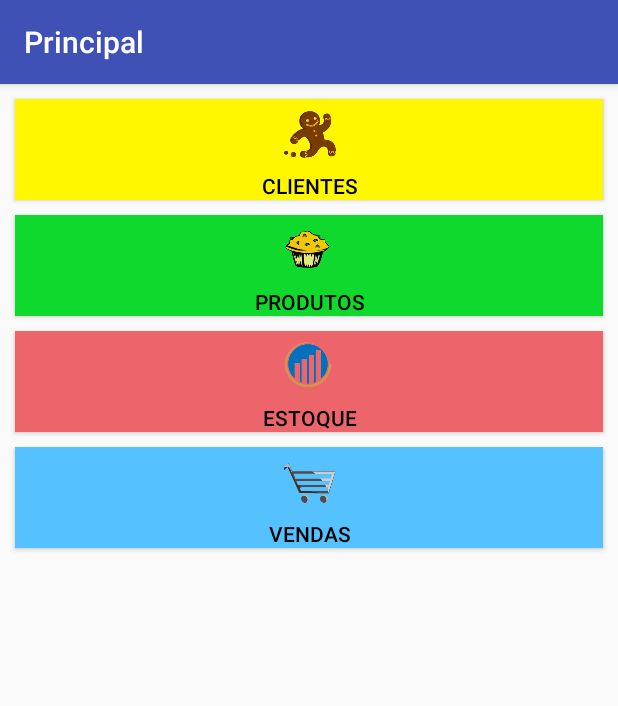
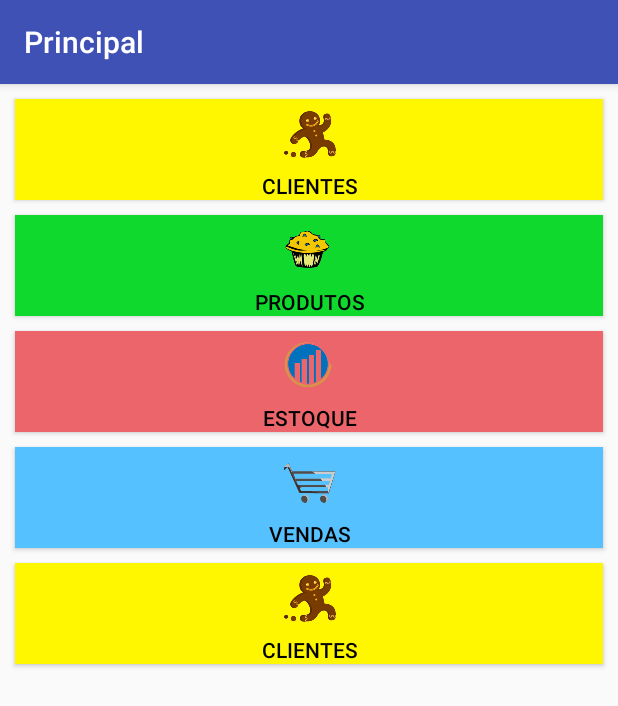
Before and after one commit to luisfernandomassaneiro/CandyManager, an Android app: the screen it shows after launch (PrincipalActivity), on a phone screen of 412 x 824 dp. Shown: the top 706 px of the screen. Run offline under Robolectric (Android 15) with nearby library versions, the phone set to English and light mode, and no system bars.

Commit message:
Continuação da tela de pesquisa de clientes

```diff
--- a/app/src/main/java/br/senai/sc/tcc/candymanager/PesquisaClienteActivity.java
+++ b/app/src/main/java/br/senai/sc/tcc/candymanager/PesquisaClienteActivity.java
@@ -9,6 +9,7 @@ import android.widget.EditText;
 
 import com.getbase.floatingactionbutton.FloatingActionButton;
 
+import java.util.ArrayList;
 import java.util.List;
 
 import br.senai.sc.tcc.candymanager.adapters.PedidoItemAdapter;
@@ -22,7 +23,7 @@ public class PesquisaClienteActivity extends AppCompatActivity implements View.O
     RecyclerView recyclerView;
     PesquisaClienteAdapter pesquisaClienteAdapter;
     RecyclerView.LayoutManager layout;
-    private List<Cliente> lClientes;
+    private List<Cliente> lClientes = new ArrayList<>();
 
     @Override
     protected void onCreate(Bundle savedInstanceState) {
@@ -36,6 +37,7 @@ public class PesquisaClienteActivity extends AppCompatActivity implements View.O
         btPesquisar.setOnClickListener(this);
 
         etNomeCliente = (EditText) findViewById(R.id.etPesquisaClienteNome);
+        inicializaRecyclerView();
     }
 
     @Override
@@ -55,7 +57,7 @@ public class PesquisaClienteActivity extends AppCompatActivity implements View.O
     }
 
     private void inicializaRecyclerView() {
-        recyclerView = (RecyclerView) findViewById(R.id.rvPedidoItem);
+        recyclerView = (RecyclerView) findViewById(R.id.rvClientes);
         pesquisaClienteAdapter = new PesquisaClienteAdapter(getlClientes(), this);
         recyclerView.setAdapter(pesquisaClienteAdapter);
         layout = new LinearLayoutManager(this, LinearLayoutManager.VERTICAL, false);
--- a/app/src/main/java/br/senai/sc/tcc/candymanager/PrincipalActivity.java
+++ b/app/src/main/java/br/senai/sc/tcc/candymanager/PrincipalActivity.java
@@ -22,6 +22,7 @@ public class PrincipalActivity extends AppCompatActivity implements View.OnClick
         ((Button) findViewById(R.id.btVendas)).setOnClickListener(this);
         ((Button) findViewById(R.id.btProdutos)).setOnClickListener(this);
         ((Button) findViewById(R.id.btRelatorios)).setOnClickListener(this);
+        ((Button) findViewById(R.id.btPesquisaClientes)).setOnClickListener(this);
     }
 
     @Override
@@ -39,6 +40,9 @@ public class PrincipalActivity extends AppCompatActivity implements View.OnClick
             case R.id.btRelatorios:
                 iniciarActivity(MovimentoEstoqueActivity.class);
                 break;
+            case R.id.btPesquisaClientes:
+                iniciarActivity(PesquisaClienteActivity.class);
+                break;
         }
     }
 
--- a/app/src/main/java/br/senai/sc/tcc/candymanager/adapters/PesquisaClienteAdapter.java
+++ b/app/src/main/java/br/senai/sc/tcc/candymanager/adapters/PesquisaClienteAdapter.java
@@ -33,7 +33,7 @@ public class PesquisaClienteAdapter extends RecyclerView.Adapter {
     public RecyclerView.ViewHolder onCreateViewHolder(ViewGroup parent, int viewType) {
 
         View view = LayoutInflater.from(context)
-                .inflate(R.layout.pedido_item, parent, false);
+                .inflate(R.layout.pesquisa_cliente, parent, false);
 
         PesquisaClienteViewHolder holder = new PesquisaClienteViewHolder(view);
 
--- a/app/src/main/res/layout/activity_principal.xml
+++ b/app/src/main/res/layout/activity_principal.xml
@@ -65,6 +65,19 @@
         android:layout_marginTop="@dimen/layout_margin_10dp"
         android:text="@string/principal.vendas" />
 
-
+    <Button
+        android:id="@+id/btPesquisaClientes"
+        android:layout_width="wrap_content"
+        android:layout_height="wrap_content"
+        android:layout_alignParentLeft="true"
+        android:layout_alignParentRight="true"
+        android:background="@color/colorAmarelo"
+        android:textColor="@color/colorPreto"
+        android:drawableTop="@mipmap/cliente_launcher"
+        android:layout_marginLeft="@dimen/layout_margin_10dp"
+        android:layout_marginRight="@dimen/layout_margin_10dp"
+        android:layout_marginTop="@dimen/layout_margin_10dp"
+        android:layout_below="@id/btVendas"
+        android:text="@string/principal.clientes" />
 
 </RelativeLayout>
```
